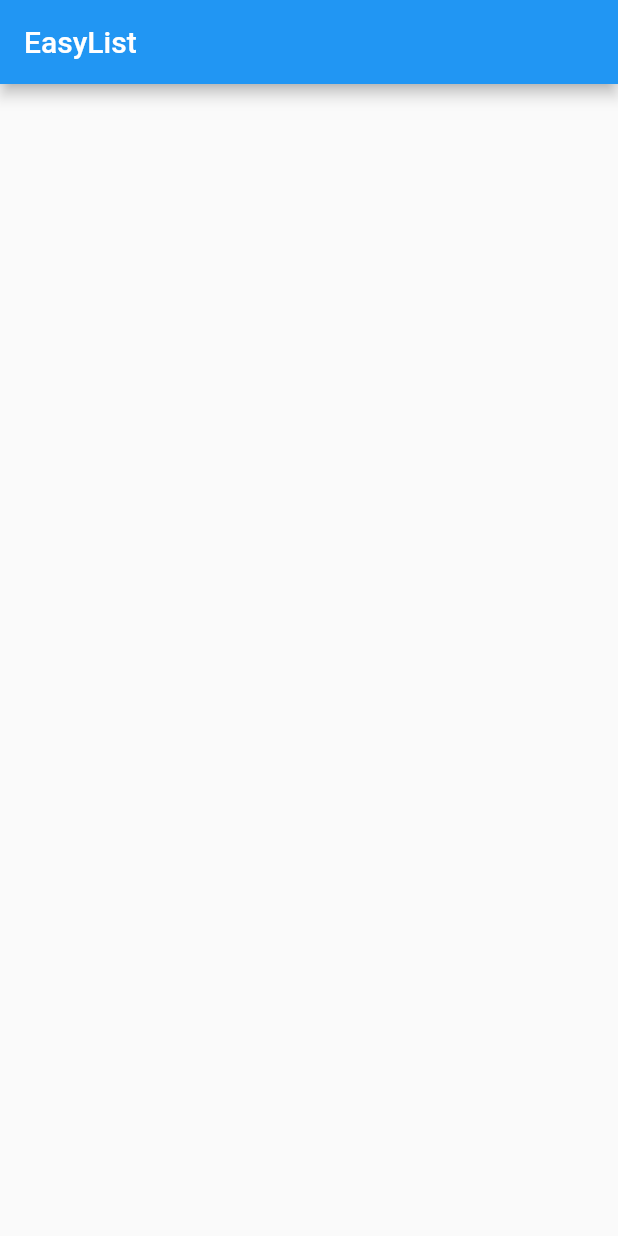
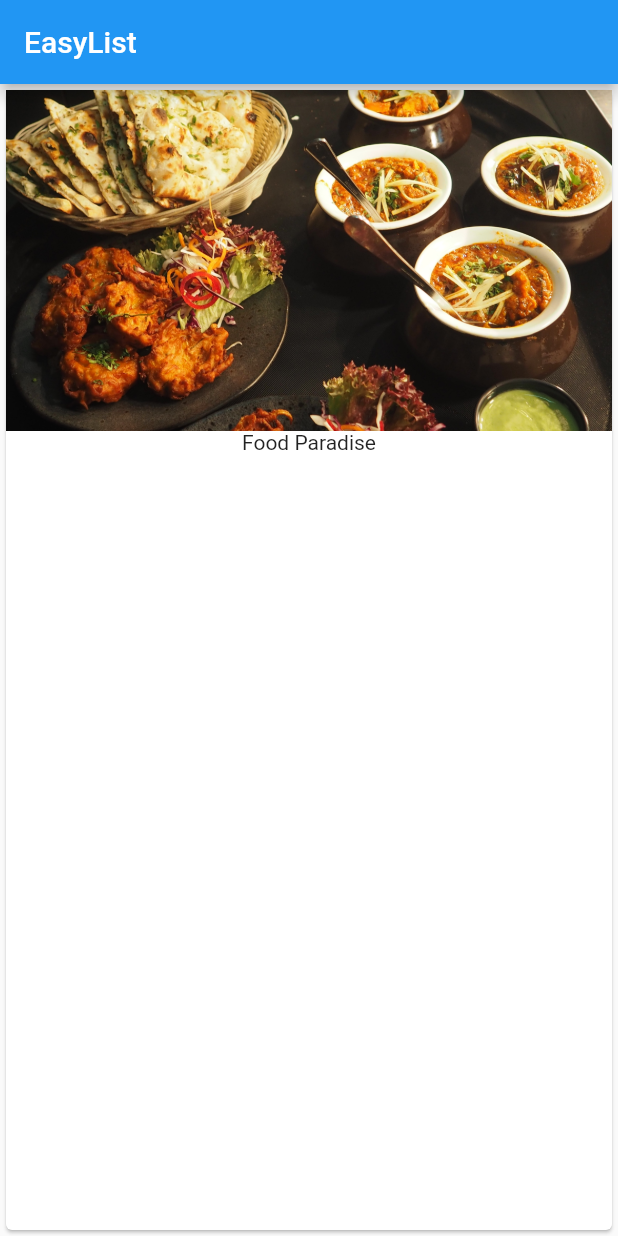
Before and after one commit to pallhelgi/FlutterTutorial, a Flutter app: the screen it shows after launch, on a phone screen of 412 x 824 dp. Run offline on Flutter 3.47's test engine with Material 2 defaults, Android fonts, the phone set to English and light mode, and no system bars.

Commit message:
image and text child widgets added

```diff
--- a/lib/main.dart
+++ b/lib/main.dart
@@ -1,19 +1,25 @@
 import 'package:flutter/material.dart';
 
-main() {
+void main() {
   //flutter reads from main function in main.dart to start the app
   // runApp is imported from material.dart, it takes widget as an argument
   // We create MyApp class widget which then draws the app to the screen
   runApp(MyApp());
 }
 
+// void main () => runApp(MyApp()); Is also allowed if the statement is short
+
 class MyApp extends StatelessWidget {
   // This is the top most base widget
   // MyApp extends StatelessWidget from the flutter package
   // Because of that build function needs to be implemented
   // It tells you how the base should appear
-  build(context) {
+  // Stateless widget requires us to overrrite the build method
+  @override // added later
+  Widget build(BuildContext context) {
+    // Widget and BuildContex added so they are no longer infered, it's better
     // Build return MaterialApp which is the start for all apps
+    // build must always return a widget
     // We can use it to create something on the screen.
     // is a wrapper for the entire app
     // we can tell it what to draw on the screen
@@ -26,6 +32,14 @@ class MyApp extends StatelessWidget {
         appBar: AppBar(
           title: Text('EasyList'),
         ),
+        body: Card(
+          child: Column(
+            children: <Widget>[
+              Image.asset('assets/food.jpg'),
+              Text('Food Paradise')
+            ],
+          ),
+        ),
       ),
     );
   }
--- a/pubspec.yaml
+++ b/pubspec.yaml
@@ -41,8 +41,8 @@ flutter:
   uses-material-design: true
 
   # To add assets to your application, add an assets section, like this:
-  # assets:
-  #  - images/a_dot_burr.jpeg
+  assets:
+    - assets/food.jpg
   #  - images/a_dot_ham.jpeg
 
   # An image asset can refer to one or more resolution-specific "variants", see
```
Also changed, not shown: assets/food.jpg (added).
